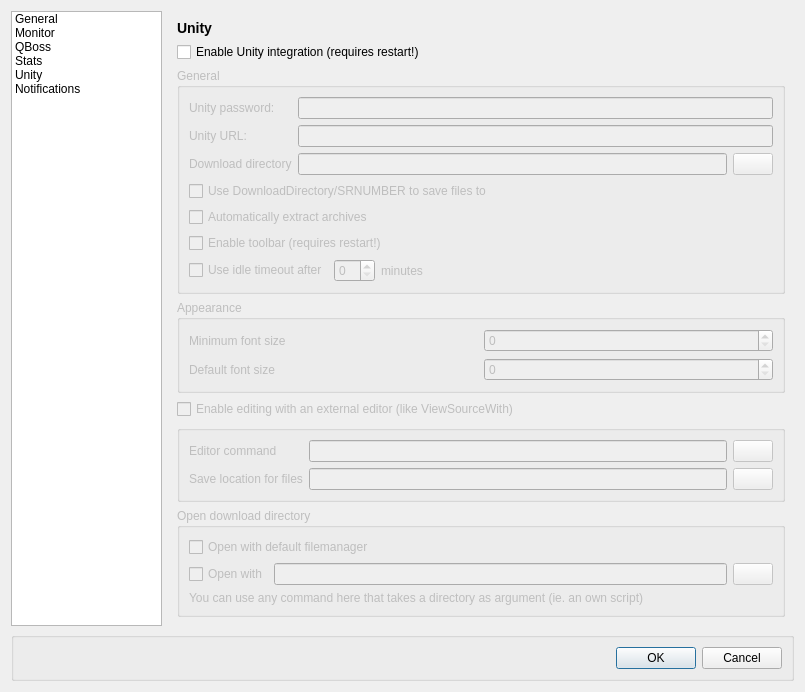
Old version of the form ui/configdialog.ui in the repository bochi/kueue.
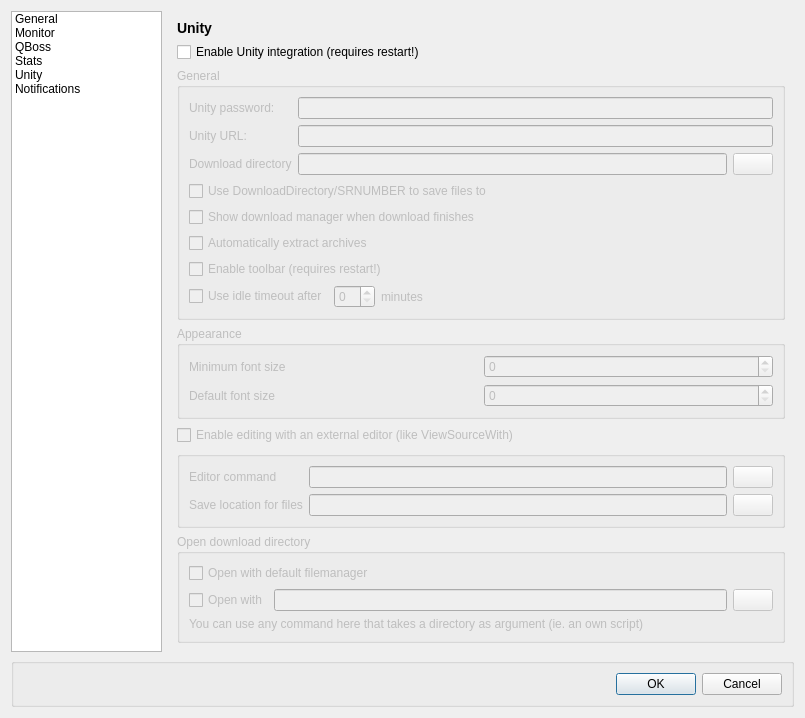
New version of the form. The open tabs and pages were chosen to show the change. Icons and pictures are not drawn.

Patch:
```diff
--- a/ui/configdialog.ui
+++ b/ui/configdialog.ui
@@ -7,7 +7,7 @@
     <x>0</x>
     <y>0</y>
     <width>805</width>
-    <height>658</height>
+    <height>683</height>
    </rect>
   </property>
   <property name="windowTitle">
@@ -1095,14 +1095,14 @@
               </property>
              </widget>
             </item>
-            <item row="2" column="0">
+            <item row="3" column="0">
              <widget class="QCheckBox" name="cfg_autoExtract">
               <property name="text">
                <string>Automatically extract archives</string>
               </property>
              </widget>
             </item>
-            <item row="4" column="0">
+            <item row="5" column="0">
              <layout class="QHBoxLayout" name="horizontalLayout_4">
               <item>
                <widget class="QCheckBox" name="cfg_useIdleTimeout">
@@ -1145,13 +1145,20 @@
               </item>
              </layout>
             </item>
-            <item row="3" column="0">
+            <item row="4" column="0">
              <widget class="QCheckBox" name="cfg_toolbarEnabled">
               <property name="text">
                <string>Enable toolbar (requires restart!)</string>
               </property>
              </widget>
             </item>
+            <item row="2" column="0">
+             <widget class="QCheckBox" name="cfg_showDownloadManager">
+              <property name="text">
+               <string>Show download manager when download finishes</string>
+              </property>
+             </widget>
+            </item>
            </layout>
           </widget>
          </item>
```
